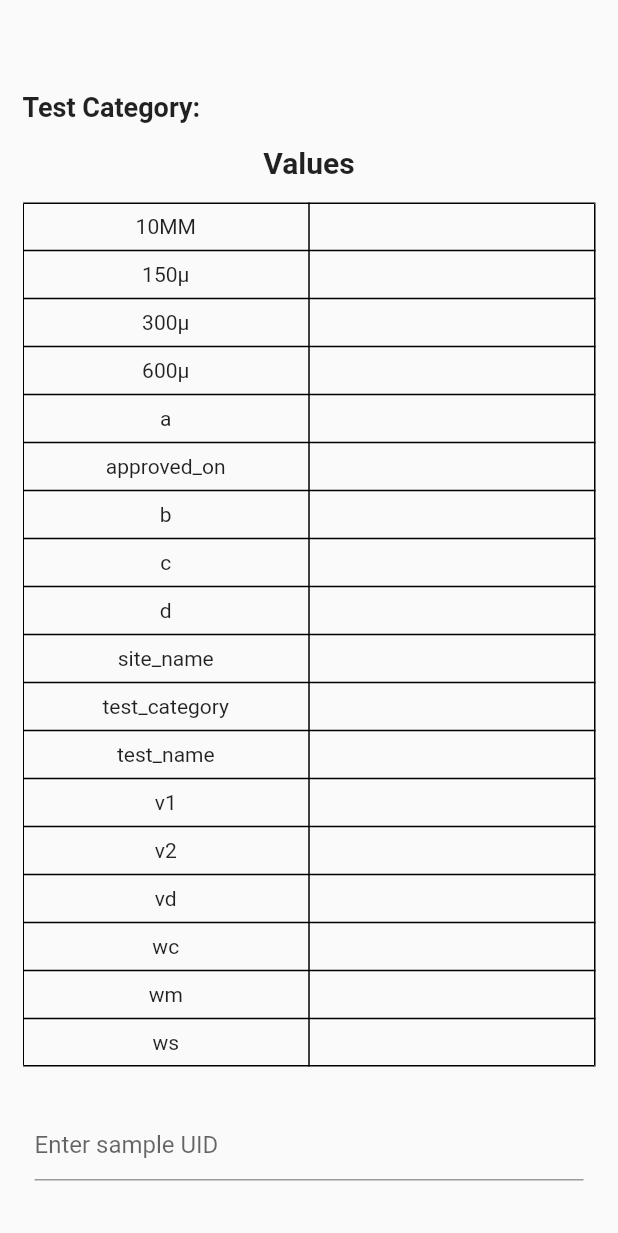
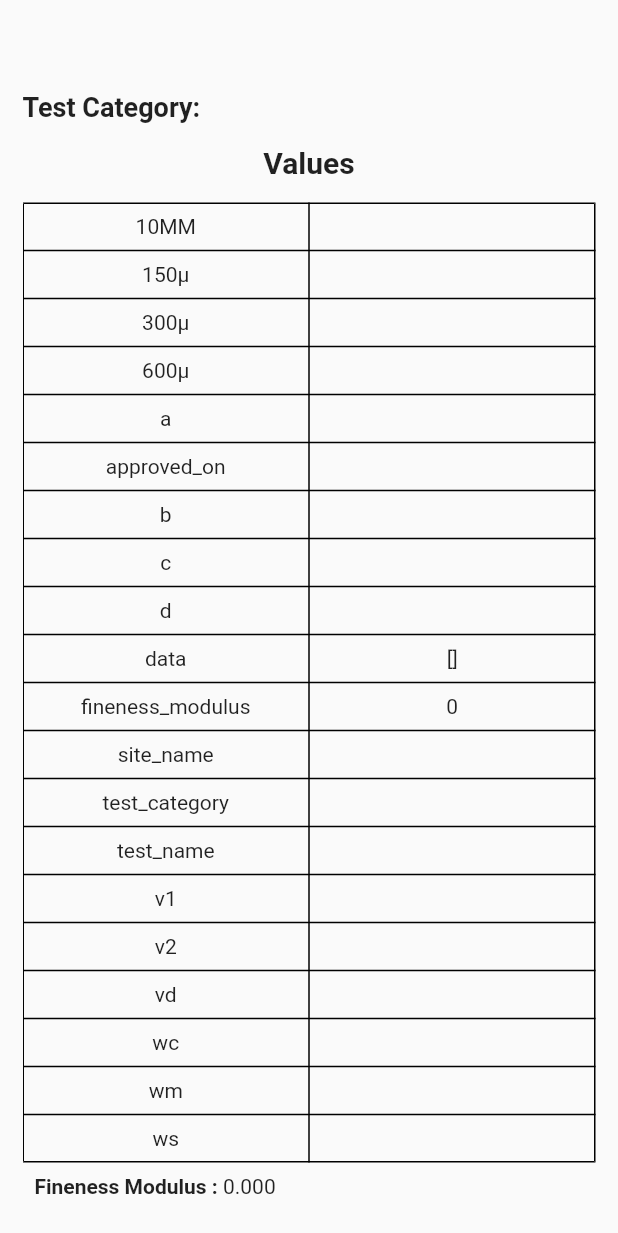
Before and after one commit to anuragraina/Final-Year, a Flutter app: the ConfirmTestDetails widget shown alone on an empty page, opened directly with empty values, on a phone screen of 412 x 824 dp. Shown: the top 1233 px of the screen. Run offline on Flutter 3.47's test engine with Material 2 defaults, Android fonts, the phone set to English and light mode, and no system bars; our stand-ins replace cloud_firestore, firebase_auth, firebase_core, flutter_spinkit, progress_dialog; accounts and stored records are empty.

Commit message:
Add garadtion layout in test detail modal

```diff
--- a/lib/screens/coarse_aggregate/specific_gravity_ca.dart
+++ b/lib/screens/coarse_aggregate/specific_gravity_ca.dart
@@ -29,6 +29,7 @@ class SpecificGravityCA extends StatelessWidget {
 
         getTestDetails(
           context: ctx,
+          testCategory: 'Coarse Aggregate',
           testName: 'Specific Gravity',
           values: {
             'a': a,
--- a/lib/screens/fine_aggregate/gradation.dart
+++ b/lib/screens/fine_aggregate/gradation.dart
@@ -1,4 +1,6 @@
 import 'package:flutter/material.dart';
+
+import '../../widgets/test_details_modal.dart';
 
 class Gradation extends StatelessWidget {
   final input = {};
@@ -13,8 +15,10 @@ class Gradation extends StatelessWidget {
     '<150μ': {},
   };
 
-  void calculate() {
+  void calculate(ctx) {
     double sum = 0;
+    double finenessSum = 0;
+
     for (var item in input.keys) {
       data[item]['wt_retained'] = double.parse(input[item]);
     }
@@ -27,7 +31,20 @@ class Gradation extends StatelessWidget {
     }
     for (var item in data.keys) {
       data[item]['cm_%_wt_passing'] = 100 - data[item]['cm_%_wt_retained'];
+      finenessSum += data[item]['cm_%_wt_retained'];
     }
+
+    double finenessModulus = finenessSum / 100;
+
+    getTestDetails(
+      context: ctx,
+      testCategory: 'Fine Aggregate',
+      testName: 'Gradation',
+      values: {
+        'data': data,
+        'fineness_modulus': finenessModulus,
+      },
+    );
 
     for (var item in data.keys) {
       print(data[item]);
@@ -249,7 +266,7 @@ class Gradation extends StatelessWidget {
                     ),
                     Container(
                       child: RaisedButton(
-                        onPressed: calculate,
+                        onPressed: () => calculate(context),
                         color: Theme.of(context).primaryColor,
                         textColor: Colors.white,
                         child: Text(
--- a/lib/widgets/test_details_modal.dart
+++ b/lib/widgets/test_details_modal.dart
@@ -118,6 +118,7 @@ class _ConfirmTestDetailsState extends State<ConfirmTestDetails> {
               ),
             ),
           ),
+          if (widget.testName != 'Gradation')
             Table(
               border: TableBorder.all(),
               children: [
@@ -135,6 +136,100 @@ class _ConfirmTestDetailsState extends State<ConfirmTestDetails> {
                     ],
                   ),
               ],
+            )
+          else
+            Table(
+              border: TableBorder.all(),
+              children: [
+                TableRow(children: [
+                  Padding(
+                    padding: const EdgeInsets.all(8.0),
+                    child: Center(
+                        child: Text(
+                      'IS Sieve Size',
+                      style: TextStyle(
+                        fontWeight: FontWeight.bold,
+                      ),
+                    )),
+                  ),
+                  Padding(
+                    padding: const EdgeInsets.all(8.0),
+                    child: Center(
+                        child: Text(
+                      'Weight Retained (gm)',
+                      style: TextStyle(
+                        fontWeight: FontWeight.bold,
+                      ),
+                    )),
+                  ),
+                  Padding(
+                    padding: const EdgeInsets.all(8.0),
+                    child: Center(
+                        child: Text(
+                      'Cumulative Wt. Retained (gm)',
+                      style: TextStyle(
+                        fontWeight: FontWeight.bold,
+                      ),
+                    )),
+                  ),
+                  Padding(
+                    padding: const EdgeInsets.all(8.0),
+                    child: Center(
+                        child: Text(
+                      'Cumulative % Wt. Retained',
+                      style: TextStyle(
+                        fontWeight: FontWeight.bold,
+                      ),
+                    )),
+                  ),
+                  Padding(
+                    padding: const EdgeInsets.all(8.0),
+                    child: Center(
+                        child: Text(
+                      'Cumulative % Wt. Passing',
+                      style: TextStyle(
+                        fontWeight: FontWeight.bold,
+                      ),
+                    )),
+                  ),
+                ]),
+                for (var item in widget.values['data'].keys)
+                  TableRow(
+                    children: [
+                      Padding(
+                        padding: const EdgeInsets.all(8.0),
+                        child: Center(
+                          child: Text(
+                            item.toString(),
+                            style: TextStyle(
+                              fontWeight: FontWeight.bold,
+                            ),
+                          ),
+                        ),
+                      ),
+                      for (var detail in widget.values['data'][item].keys)
+                        Padding(
+                          padding: const EdgeInsets.all(8.0),
+                          child: Center(
+                              child: Text(widget.values['data'][item][detail].toStringAsFixed(3))),
+                        ),
+                    ],
+                  ),
+              ],
+            ),
+          Padding(
+            padding: const EdgeInsets.all(8.0),
+            child: Row(
+              children: [
+                Text(
+                  'Fineness Modulus : ',
+                  style: TextStyle(
+                    fontWeight: FontWeight.bold,
+                  ),
+                ),
+                Text(widget.values['fineness_modulus'].toStringAsFixed(3))
+              ],
+            ),
           ),
           SizedBox(
             height: 20,
@@ -338,13 +433,6 @@ void getTestDetails({
   String testName,
   Map values,
 }) {
-  //final DatabaseService _database = DatabaseService();
-
-  // void _approveTest(BuildContext ctx, Map data) {
-  //   //_database.addTest(data);
-  //   Navigator.of(context).pop();
-  // }
-
   showModalBottomSheet(
       context: context,
       shape: RoundedRectangleBorder(
```
Lines whose indentation alone changed are shown as unchanged.
